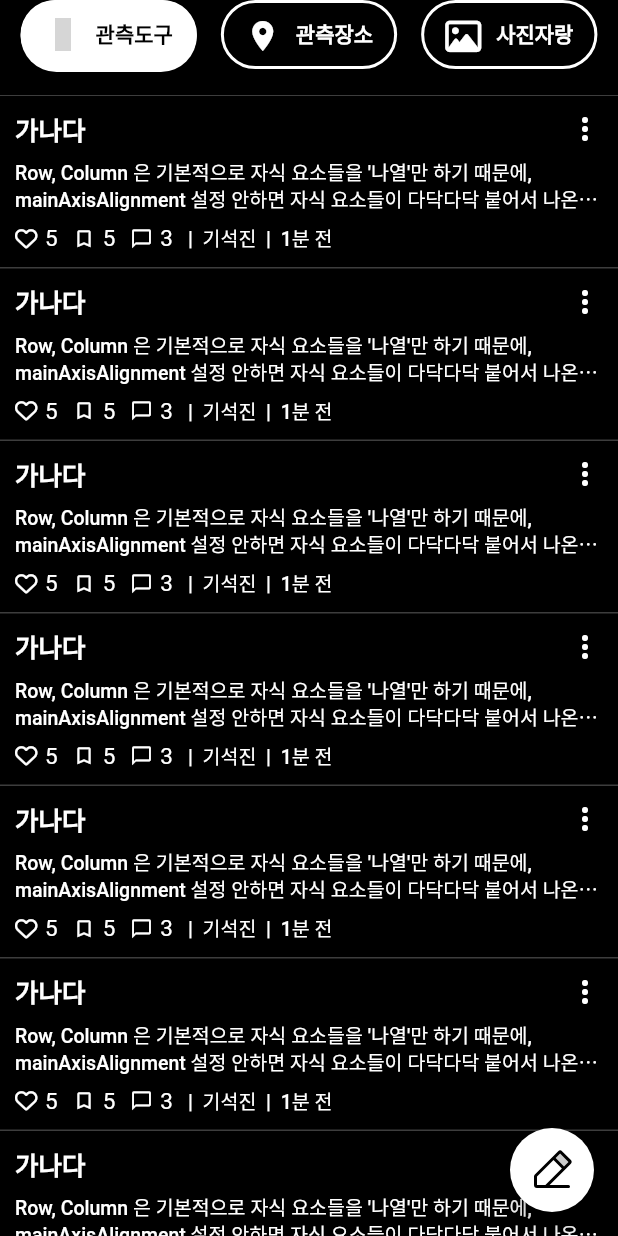
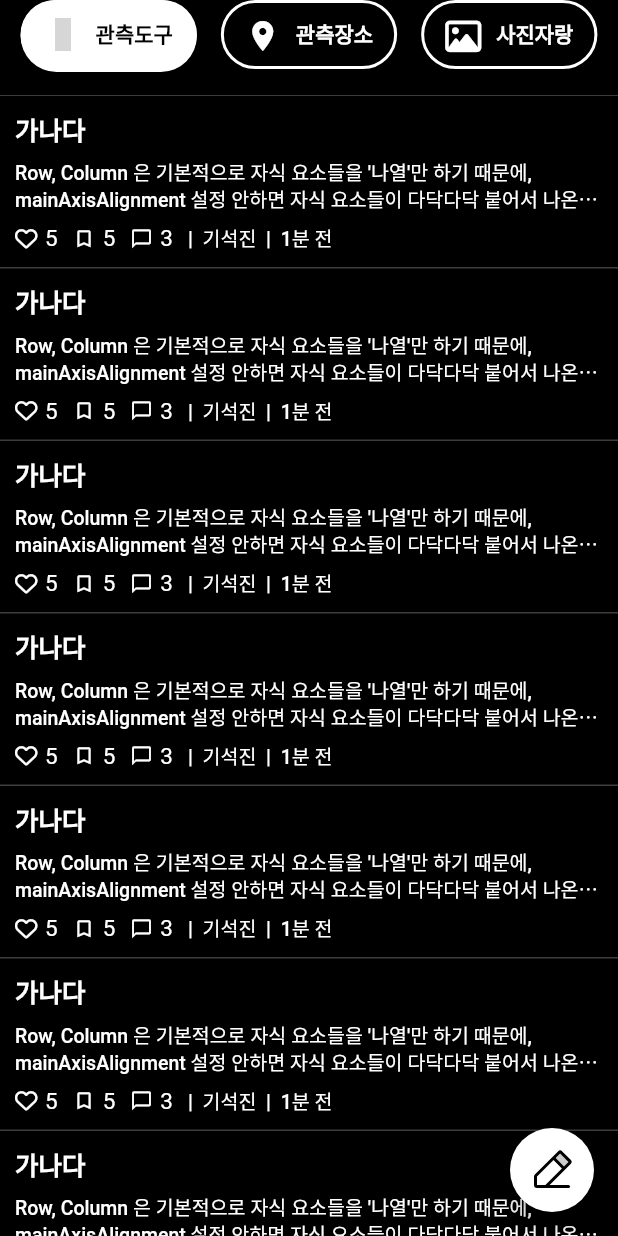
Before and after one commit to Kumoh-OpenSource-Project/frontend, a Flutter app: the FullPostPage screen opened directly, on a phone screen of 412 x 824 dp. Run offline on Flutter 3.47's test engine with Material 2 defaults, Android fonts, the light colour scheme and no system bars; our stand-ins replace carousel_slider, dio, flutter_dotenv, flutter_riverpod, flutter_secure_storage, font_awesome_flutter and 7 more; missing offline and left inert: flutter_octicons, kakao_flutter_sdk_user; accounts and stored records are empty; generated files the repository leaves out were written again; grey boxes are pictures that could not be loaded.

Commit message:
Style: Remove unnecessary icon

```diff
--- a/star_hub/lib/community/view/widgets/post_box2.dart
+++ b/star_hub/lib/community/view/widgets/post_box2.dart
@@ -65,9 +65,6 @@ class PostBox2 extends StatelessWidget {
                         style: kTextContentStyleMiddle,
                       ),
                       const Spacer(),
-                      const Icon(
-                        Icons.more_vert,
-                      ),
                     ],
                   ),
                   const SizedBox(
```
Also changed, not shown: star_hub/pubspec.lock, 1 other file.
